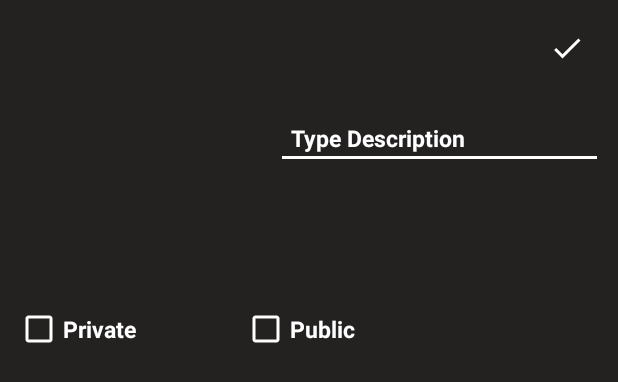
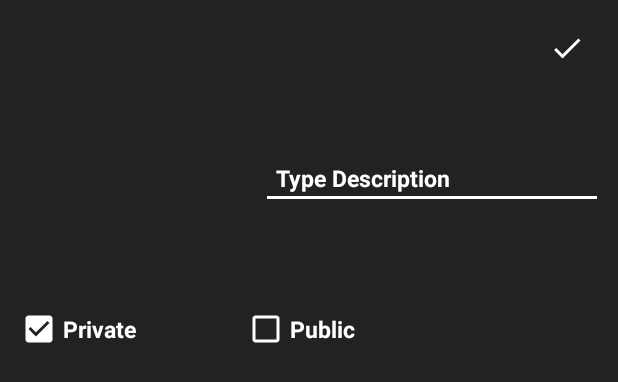
Before and after one commit to WidoewMaker/Our-App-, an Android app: the layout reels_post_bottom_screen.xml on its own in the app's theme, with its tools: preview values and no code run, on a phone screen of 412 x 824 dp. Shown: the top 382 px of the screen. Run offline under Robolectric (Android 15) with nearby library versions, the phone set to English and light mode, and no system bars.

Commit message:
Bro Our App 2

```diff
--- a/app/src/main/res/layout/reels_post_bottom_screen.xml
+++ b/app/src/main/res/layout/reels_post_bottom_screen.xml
@@ -11,16 +11,15 @@
         android:id="@+id/VideoShow"
         android:layout_width="150dp"
         android:layout_height="150dp"
-        android:layout_below="@+id/imageButton"
+        android:layout_below="@+id/reelsPost_imgBtn"
         />
 
     <EditText
         android:id="@+id/editText2"
-        android:layout_width="match_parent"
+        android:layout_width="228dp"
         android:layout_height="wrap_content"
-        android:layout_below="@+id/imageButton"
-        android:layout_marginStart="24dp"
-        android:layout_marginTop="18dp"
+        android:layout_marginStart="14dp"
+        android:layout_marginTop="88dp"
         android:layout_toEndOf="@+id/VideoShow"
         android:backgroundTint="@color/Atwhite"
         android:ems="10"
@@ -33,7 +32,7 @@
         android:textStyle="bold" />
 
     <CheckBox
-        android:id="@+id/checkBox2"
+        android:id="@+id/reelsPrivate_checkBox"
         android:layout_width="wrap_content"
         android:layout_height="wrap_content"
         android:layout_below="@+id/VideoShow"
@@ -41,10 +40,11 @@
         android:text="Private"
         android:textColor="@color/Atwhite"
         android:textSize="15dp"
-        android:textStyle="bold" />
+        android:textStyle="bold"
+        android:checked="true"/>
 
     <CheckBox
-        android:id="@+id/checkBox3"
+        android:id="@+id/reelsPublic_checkBox"
         android:layout_width="wrap_content"
         android:layout_height="wrap_content"
         android:layout_below="@+id/VideoShow"
@@ -58,14 +58,25 @@
         android:textStyle="bold" />
 
     <ImageButton
-        android:id="@+id/imageButton"
+        android:id="@+id/reelsPost_imgBtn"
         android:layout_width="48dp"
         android:layout_height="43dp"
         android:layout_alignParentEnd="true"
         android:background="@color/colorPrimary"
         android:src="@drawable/tick" />
 
-
+    <TextView
+        android:id="@+id/reelsWarning_TxVw"
+        android:layout_width="wrap_content"
+        android:layout_height="wrap_content"
+        android:layout_below="@+id/reelsPrivate_checkBox"
+        android:layout_alignParentEnd="true"
+        android:layout_marginTop="25dp"
+        android:text="Warning: This Post can be seen by Everyone better change it in Private"
+        android:textColor="@android:color/holo_red_light"
+        android:textSize="14dp"
+        android:visibility="gone"
+        />
 
 
 </RelativeLayout>
```
Also changed, not shown: app/src/main/java/com/example/myapplication/AddReels_Fragment.java (+63 -12 lines).
